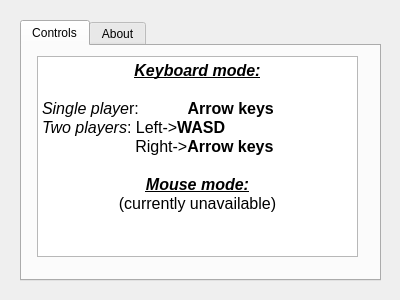
Before: the Qt Designer form info.ui in Many98/Pong_qt, drawn with Qt 5.
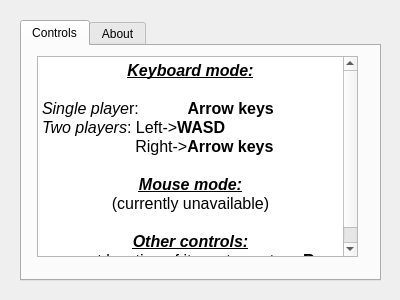
After: the same form once the commit is applied.

The edit to the form file:
```diff
--- a/info.ui
+++ b/info.ui
@@ -50,7 +50,10 @@
 &lt;p style=&quot; margin-top:0px; margin-bottom:0px; margin-left:0px; margin-right:0px; -qt-block-indent:0; text-indent:0px;&quot;&gt;&lt;span style=&quot; font-size:12pt; font-weight:600;&quot;&gt;	   &lt;/span&gt;&lt;span style=&quot; font-size:12pt;&quot;&gt;Right-&amp;gt;&lt;/span&gt;&lt;span style=&quot; font-size:12pt; font-weight:600;&quot;&gt;Arrow keys&lt;/span&gt;&lt;/p&gt;
 &lt;p style=&quot;-qt-paragraph-type:empty; margin-top:0px; margin-bottom:0px; margin-left:0px; margin-right:0px; -qt-block-indent:0; text-indent:0px; font-size:12pt; font-weight:600;&quot;&gt;&lt;br /&gt;&lt;/p&gt;
 &lt;p align=&quot;center&quot; style=&quot; margin-top:0px; margin-bottom:0px; margin-left:0px; margin-right:0px; -qt-block-indent:0; text-indent:0px;&quot;&gt;&lt;span style=&quot; font-size:12pt; font-weight:600; font-style:italic; text-decoration: underline;&quot;&gt;Mouse mode:&lt;/span&gt;&lt;/p&gt;
-&lt;p align=&quot;center&quot; style=&quot; margin-top:0px; margin-bottom:0px; margin-left:0px; margin-right:0px; -qt-block-indent:0; text-indent:0px;&quot;&gt;&lt;span style=&quot; font-size:12pt;&quot;&gt;(currently unavailable)&lt;/span&gt;&lt;/p&gt;&lt;/body&gt;&lt;/html&gt;</string>
+&lt;p align=&quot;center&quot; style=&quot; margin-top:0px; margin-bottom:0px; margin-left:0px; margin-right:0px; -qt-block-indent:0; text-indent:0px;&quot;&gt;&lt;span style=&quot; font-size:12pt;&quot;&gt;(currently unavailable)&lt;/span&gt;&lt;/p&gt;
+&lt;p align=&quot;center&quot; style=&quot;-qt-paragraph-type:empty; margin-top:0px; margin-bottom:0px; margin-left:0px; margin-right:0px; -qt-block-indent:0; text-indent:0px; font-size:12pt;&quot;&gt;&lt;br /&gt;&lt;/p&gt;
+&lt;p align=&quot;center&quot; style=&quot; margin-top:0px; margin-bottom:0px; margin-left:0px; margin-right:0px; -qt-block-indent:0; text-indent:0px;&quot;&gt;&lt;span style=&quot; font-size:12pt; font-weight:600; font-style:italic; text-decoration: underline;&quot;&gt;Other controls:&lt;/span&gt;&lt;/p&gt;
+&lt;p align=&quot;center&quot; style=&quot; margin-top:0px; margin-bottom:0px; margin-left:0px; margin-right:0px; -qt-block-indent:0; text-indent:0px;&quot;&gt;&lt;span style=&quot; font-size:12pt;&quot;&gt;reset location of items to center-&amp;gt;&lt;/span&gt;&lt;span style=&quot; font-size:12pt; font-weight:600;&quot;&gt;R&lt;/span&gt;&lt;/p&gt;&lt;/body&gt;&lt;/html&gt;</string>
      </property>
     </widget>
    </widget>
```
Left out of the diff: 2 changed lines with no effect on the pictures.
